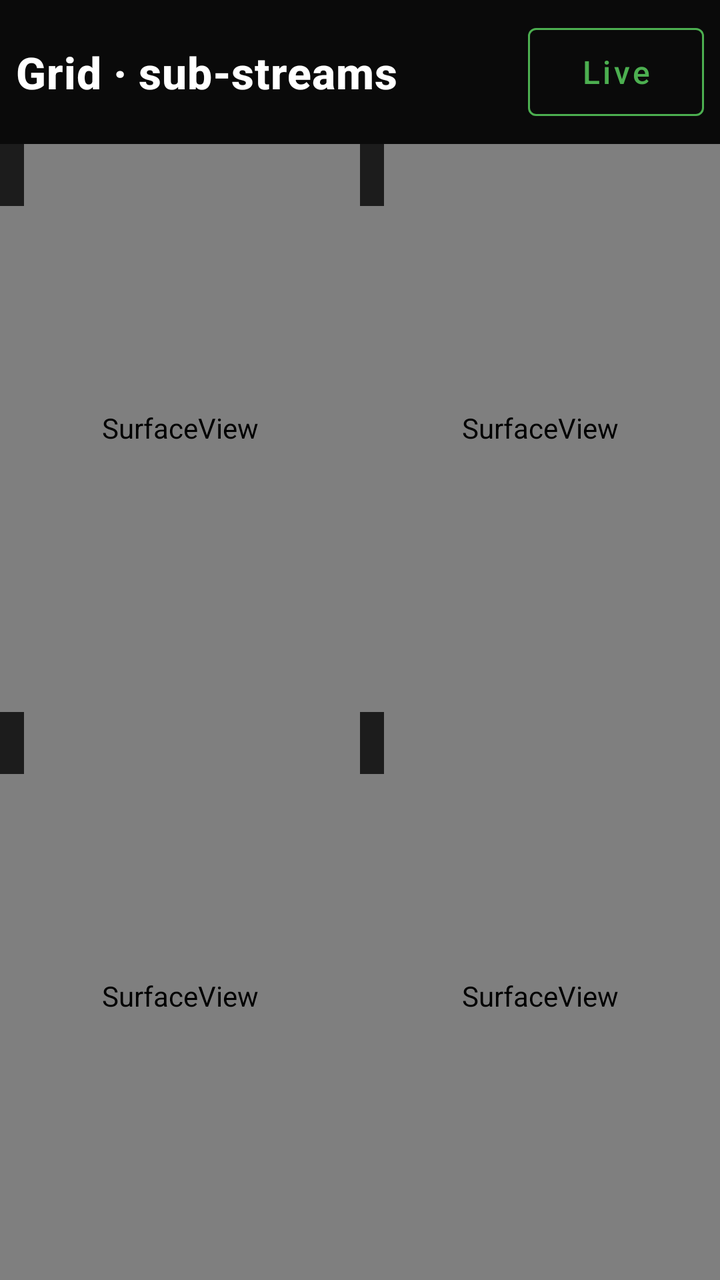
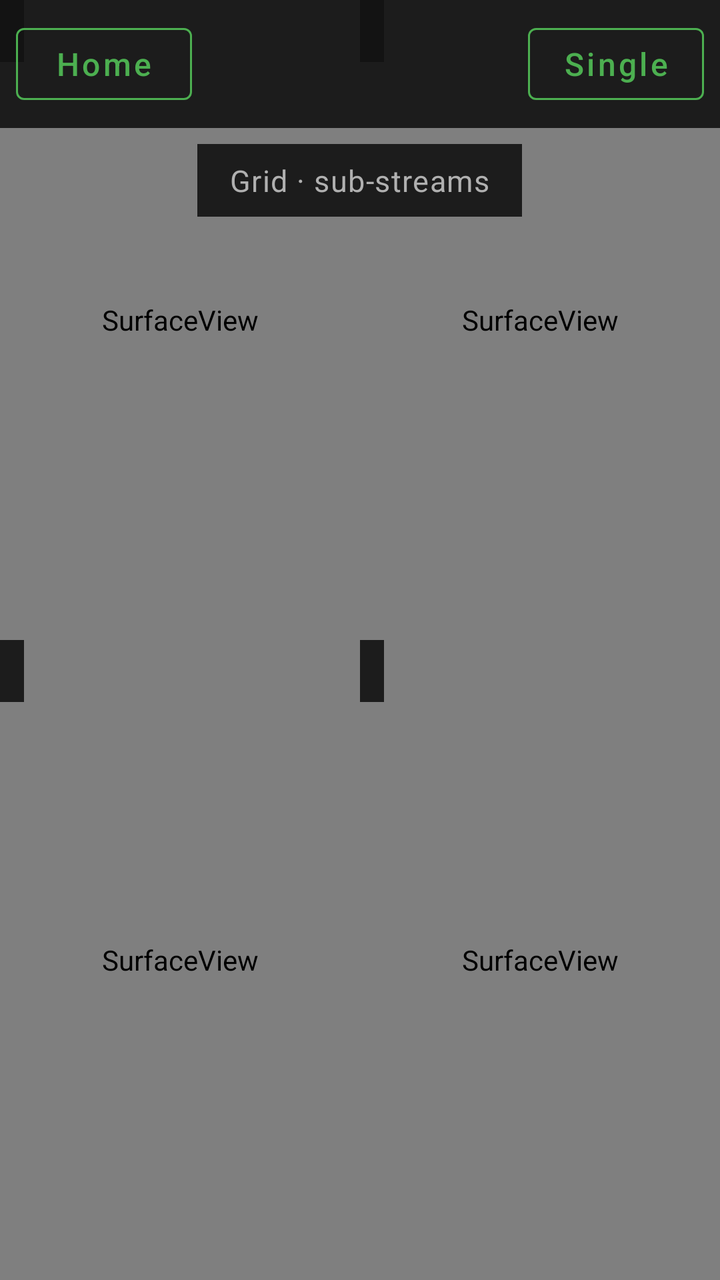

Compare the two renders of this Android layout. The source of the first and the diff that turns it into the second are given below.
<!-- AndroidManifest.xml: activity theme Theme.TruvendCam.Fullscreen -->
<!-- res/layout/activity_grid.xml -->
<?xml version="1.0" encoding="utf-8"?>
<LinearLayout xmlns:android="http://schemas.android.com/apk/res/android"
    android:layout_width="match_parent"
    android:layout_height="match_parent"
    android:background="@color/bg_dark"
    android:orientation="vertical"
    android:keepScreenOn="true">

    <LinearLayout
        android:layout_width="match_parent"
        android:layout_height="wrap_content"
        android:gravity="center_vertical"
        android:orientation="horizontal"
        android:padding="8dp">

        <TextView
            android:layout_width="0dp"
            android:layout_height="wrap_content"
            android:layout_weight="1"
            android:text="@string/grid_title"
            android:textAppearance="@style/TextAppearance.TruvendCam.Title" />

        <com.google.android.material.button.MaterialButton
            android:id="@+id/btnBackLive"
            style="@style/Widget.TruvendCam.Button.Secondary"
            android:layout_width="wrap_content"
            android:layout_height="wrap_content"
            android:focusable="true"
            android:text="Live" />
    </LinearLayout>

    <GridLayout
        android:id="@+id/grid"
        android:layout_width="match_parent"
        android:layout_height="0dp"
        android:layout_weight="1"
        android:alignmentMode="alignBounds"
        android:columnCount="2"
        android:rowCount="2"
        android:useDefaultMargins="false">

        <include
            android:id="@+id/tile0"
            layout="@layout/view_grid_tile"
            android:layout_width="0dp"
            android:layout_height="0dp"
            android:layout_row="0"
            android:layout_rowWeight="1"
            android:layout_column="0"
            android:layout_columnWeight="1" />

        <include
            android:id="@+id/tile1"
            layout="@layout/view_grid_tile"
            android:layout_width="0dp"
            android:layout_height="0dp"
            android:layout_row="0"
            android:layout_rowWeight="1"
            android:layout_column="1"
            android:layout_columnWeight="1" />

        <include
            android:id="@+id/tile2"
            layout="@layout/view_grid_tile"
            android:layout_width="0dp"
            android:layout_height="0dp"
            android:layout_row="1"
            android:layout_rowWeight="1"
            android:layout_column="0"
            android:layout_columnWeight="1" />

        <include
            android:id="@+id/tile3"
            layout="@layout/view_grid_tile"
            android:layout_width="0dp"
            android:layout_height="0dp"
            android:layout_row="1"
            android:layout_rowWeight="1"
            android:layout_column="1"
            android:layout_columnWeight="1" />
    </GridLayout>
</LinearLayout>
<!-- res/layout/view_grid_tile.xml (included above) -->
<?xml version="1.0" encoding="utf-8"?>
<FrameLayout xmlns:android="http://schemas.android.com/apk/res/android"
    android:layout_width="match_parent"
    android:layout_height="match_parent"
    android:background="@drawable/bg_grid_tile"
    android:clickable="true"
    android:focusable="true"
    android:focusableInTouchMode="false">

    <SurfaceView
        android:id="@+id/tileSurface"
        android:layout_width="match_parent"
        android:layout_height="match_parent" />

    <TextView
        android:id="@+id/tileLabel"
        android:layout_width="wrap_content"
        android:layout_height="wrap_content"
        android:layout_gravity="top|start"
        android:background="@drawable/bg_overlay_panel"
        android:padding="6dp"
        android:textAppearance="@style/TextAppearance.TruvendCam.Caption"
        android:textColor="@color/text_primary" />

    <TextView
        android:id="@+id/tileError"
        android:layout_width="wrap_content"
        android:layout_height="wrap_content"
        android:layout_gravity="center"
        android:gravity="center"
        android:text="@string/tile_error"
        android:textAppearance="@style/TextAppearance.TruvendCam.Body"
        android:textColor="@color/error"
        android:visibility="gone" />
</FrameLayout>
<!-- resources referenced by this layout -->
<resources>
  <color name="bg_dark">#FF0A0A0A</color>
  <color name="error">#FFE57373</color>
  <color name="text_primary">#FFFFFFFF</color>
  <!-- drawable bg_grid_tile (drawable) -->
  <?xml version="1.0" encoding="utf-8"?>
  <selector xmlns:android="http://schemas.android.com/apk/res/android">
      <item android:state_focused="true">
          <shape android:shape="rectangle">
              <solid android:color="@color/bg_tile_error" />
              <stroke android:width="3dp" android:color="@color/accent_focus" />
          </shape>
      </item>
      <item>
          <shape android:shape="rectangle">
              <solid android:color="@color/black" />
              <stroke android:width="1dp" android:color="@color/divider" />
          </shape>
      </item>
  </selector>
  <!-- drawable bg_overlay_panel (drawable) -->
  <?xml version="1.0" encoding="utf-8"?>
  <shape xmlns:android="http://schemas.android.com/apk/res/android" android:shape="rectangle">
      <solid android:color="@color/bg_panel" />
  </shape>
  <string name="grid_title">Grid · sub-streams</string>
  <string name="tile_error">Channel failed\nRetrying…</string>
  <style name="TextAppearance.TruvendCam.Body" parent="TextAppearance.MaterialComponents.Body1">
          <item name="android:textColor">@color/text_primary</item>
          <item name="android:textSize">16sp</item>
      </style>
  <style name="TextAppearance.TruvendCam.Caption" parent="TextAppearance.MaterialComponents.Caption">
          <item name="android:textColor">@color/text_secondary</item>
          <item name="android:textSize">14sp</item>
      </style>
  <style name="TextAppearance.TruvendCam.Title" parent="TextAppearance.MaterialComponents.Headline6">
          <item name="android:textColor">@color/text_primary</item>
          <item name="android:textSize">22sp</item>
          <item name="android:textStyle">bold</item>
      </style>
  <style name="Widget.TruvendCam.Button.Secondary" parent="Widget.MaterialComponents.Button.OutlinedButton">
          <item name="android:minHeight">56dp</item>
          <item name="android:textAllCaps">false</item>
          <item name="android:textSize">16sp</item>
          <item name="strokeColor">@color/accent</item>
          <item name="android:textColor">@color/accent</item>
          <item name="cornerRadius">4dp</item>
      </style>
  <style name="Theme.TruvendCam.Fullscreen" parent="Theme.TruvendCam">
          <item name="android:windowFullscreen">true</item>
          <item name="android:windowLayoutInDisplayCutoutMode" tools:targetApi="o_mr1">shortEdges</item>
      </style>
  <color name="bg_tile_error">#FF1A1A1A</color>
  <color name="accent_focus">#FF81C784</color>
  <color name="black">#FF000000</color>
  <color name="divider">#FF333333</color>
  <color name="bg_panel">#E6121212</color>
  <color name="text_secondary">#FFB0B0B0</color>
  <color name="accent">#FF4CAF50</color>
  <style name="Widget.TruvendCam.Button" parent="Widget.MaterialComponents.Button">
          <item name="android:minHeight">56dp</item>
          <item name="android:textAllCaps">false</item>
          <item name="android:textSize">16sp</item>
          <item name="backgroundTint">@color/accent</item>
          <item name="android:textColor">@color/black</item>
          <item name="cornerRadius">4dp</item>
      </style>
  <style name="Widget.TruvendCam.EditText" parent="Widget.AppCompat.EditText">
          <item name="android:minHeight">52dp</item>
          <item name="android:textSize">18sp</item>
          <item name="android:textColor">@color/text_primary</item>
          <item name="android:textColorHint">@color/text_secondary</item>
          <item name="android:backgroundTint">@color/accent</item>
          <item name="android:padding">12dp</item>
      </style>
  <!-- unchanged entries left out for length: 1 -->
</resources>

<!-- the commit's change to res/layout/activity_grid.xml (unified diff, before → after) -->
@@ -1,39 +1,14 @@
 <?xml version="1.0" encoding="utf-8"?>
-<LinearLayout xmlns:android="http://schemas.android.com/apk/res/android"
+<FrameLayout xmlns:android="http://schemas.android.com/apk/res/android"
     android:layout_width="match_parent"
     android:layout_height="match_parent"
     android:background="@color/bg_dark"
-    android:orientation="vertical"
     android:keepScreenOn="true">
-
-    <LinearLayout
-        android:layout_width="match_parent"
-        android:layout_height="wrap_content"
-        android:gravity="center_vertical"
-        android:orientation="horizontal"
-        android:padding="8dp">
-
-        <TextView
-            android:layout_width="0dp"
-            android:layout_height="wrap_content"
-            android:layout_weight="1"
-            android:text="@string/grid_title"
-            android:textAppearance="@style/TextAppearance.TruvendCam.Title" />
-
-        <com.google.android.material.button.MaterialButton
-            android:id="@+id/btnBackLive"
-            style="@style/Widget.TruvendCam.Button.Secondary"
-            android:layout_width="wrap_content"
-            android:layout_height="wrap_content"
-            android:focusable="true"
-            android:text="Live" />
-    </LinearLayout>
 
     <GridLayout
         android:id="@+id/grid"
         android:layout_width="match_parent"
-        android:layout_height="0dp"
-        android:layout_weight="1"
+        android:layout_height="match_parent"
         android:alignmentMode="alignBounds"
         android:columnCount="2"
         android:rowCount="2"
@@ -79,7 +54,64 @@
             android:layout_column="1"
             android:layout_columnWeight="1" />
     </GridLayout>
-</LinearLayout>
+
+    
+    <LinearLayout
+        android:id="@+id/topBar"
+        android:layout_width="match_parent"
+        android:layout_height="wrap_content"
+        android:layout_gravity="top"
+        android:background="@drawable/bg_overlay_panel"
+        android:gravity="center_vertical"
+        android:orientation="horizontal"
+        android:paddingStart="8dp"
+        android:paddingTop="8dp"
+        android:paddingEnd="8dp"
+        android:paddingBottom="8dp">
+
+        <com.google.android.material.button.MaterialButton
+            android:id="@+id/btnHome"
+            style="@style/Widget.TruvendCam.Button.Secondary"
+            android:layout_width="wrap_content"
+            android:layout_height="wrap_content"
+            android:focusable="true"
+            android:minWidth="88dp"
+            android:minHeight="48dp"
+            android:text="@string/action_home" />
+
+        <View
+            android:layout_width="0dp"
+            android:layout_height="0dp"
+            android:layout_weight="1" />
+
+        <com.google.android.material.button.MaterialButton
+            android:id="@+id/btnViewToggle"
+            style="@style/Widget.TruvendCam.Button.Secondary"
+            android:layout_width="wrap_content"
+            android:layout_height="wrap_content"
+            android:focusable="true"
+            android:minWidth="88dp"
+            android:minHeight="48dp"
+            android:text="@string/action_toggle_single" />
+    </LinearLayout>
+
+    
+    <TextView
+        android:id="@+id/overlayTitle"
+        android:layout_width="wrap_content"
+        android:layout_height="wrap_content"
+        android:layout_gravity="top|center_horizontal"
+        android:layout_marginTop="72dp"
+        android:background="@drawable/bg_overlay_panel"
+        android:gravity="center"
+        android:paddingStart="16dp"
+        android:paddingTop="8dp"
+        android:paddingEnd="16dp"
+        android:paddingBottom="8dp"
+        android:text="@string/grid_title"
+        android:textAppearance="@style/TextAppearance.TruvendCam.Caption"
+        android:textSize="15sp" />
+</FrameLayout>
 <!-- res/layout/view_grid_tile.xml (included above) -->
 <?xml version="1.0" encoding="utf-8"?>
 <FrameLayout xmlns:android="http://schemas.android.com/apk/res/android"
<!-- resource entries referenced after the edit -->
@@ -24,6 +24,8 @@
   <shape xmlns:android="http://schemas.android.com/apk/res/android" android:shape="rectangle">
       <solid android:color="@color/bg_panel" />
   </shape>
+  <string name="action_home">Home</string>
+  <string name="action_toggle_single">Single</string>
   <string name="grid_title">Grid · sub-streams</string>
   <string name="tile_error">Channel failed\nRetrying…</string>
   <style name="TextAppearance.TruvendCam.Body" parent="TextAppearance.MaterialComponents.Body1">
@@ -33,11 +35,6 @@
   <style name="TextAppearance.TruvendCam.Caption" parent="TextAppearance.MaterialComponents.Caption">
           <item name="android:textColor">@color/text_secondary</item>
           <item name="android:textSize">14sp</item>
-      </style>
-  <style name="TextAppearance.TruvendCam.Title" parent="TextAppearance.MaterialComponents.Headline6">
-          <item name="android:textColor">@color/text_primary</item>
-          <item name="android:textSize">22sp</item>
-          <item name="android:textStyle">bold</item>
       </style>
   <style name="Widget.TruvendCam.Button.Secondary" parent="Widget.MaterialComponents.Button.OutlinedButton">
           <item name="android:minHeight">56dp</item>
